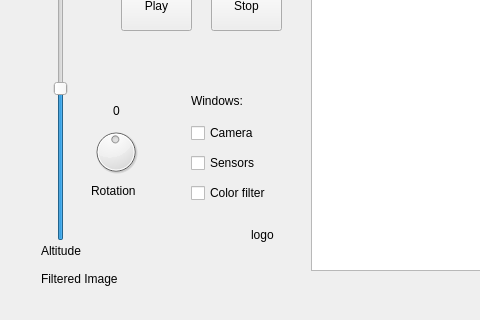
Before: the Qt Designer form rqt_follow_road/resource/FollowRoad.ui in JdeRobot/drones, drawn with Qt 5; both pictures show x 349 to 829 and y 100 to 420 of the 913 by 911 pixel window.
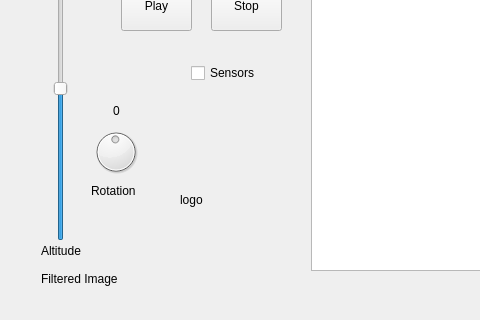
After: the same form once the commit is applied. Icons and pictures are not drawn.

Commit message: removed unnecessary widgets and rescaled logo

What changed in the file:
```diff
--- a/rqt_follow_road/resource/FollowRoad.ui
+++ b/rqt_follow_road/resource/FollowRoad.ui
@@ -25,15 +25,6 @@
   <property name="windowTitle">
    <string>Follow Road</string>
   </property>
-  <widget class="QWidget" name="centralwidget" native="true">
-   <property name="geometry">
-    <rect>
-     <x>0</x>
-     <y>0</y>
-     <width>651</width>
-     <height>361</height>
-    </rect>
-   </property>
    <widget class="QPushButton" name="takeoffButton">
     <property name="geometry">
      <rect>
@@ -100,37 +91,11 @@
       <normaloff>stop.png</normaloff>stop.png</iconset>
     </property>
    </widget>
-   <widget class="QLabel" name="windowsLabel">
-    <property name="geometry">
-     <rect>
-      <x>540</x>
-      <y>190</y>
-      <width>71</width>
-      <height>21</height>
-     </rect>
-    </property>
-    <property name="text">
-     <string>Windows:</string>
-    </property>
-   </widget>
-   <widget class="QCheckBox" name="cameraCheck">
-    <property name="geometry">
-     <rect>
-      <x>540</x>
-      <y>220</y>
-      <width>94</width>
-      <height>26</height>
-     </rect>
-    </property>
-    <property name="text">
-     <string>Camera</string>
-    </property>
-   </widget>
    <widget class="QCheckBox" name="sensorsCheck">
     <property name="geometry">
      <rect>
       <x>540</x>
-      <y>250</y>
+     <y>160</y>
       <width>94</width>
       <height>26</height>
      </rect>
@@ -139,19 +104,6 @@
      <string>Sensors</string>
     </property>
    </widget>
-   <widget class="QCheckBox" name="colorFilterCheck">
-    <property name="geometry">
-     <rect>
-      <x>540</x>
-      <y>280</y>
-      <width>101</width>
-      <height>26</height>
-     </rect>
-    </property>
-    <property name="text">
-     <string>Color filter</string>
-    </property>
-   </widget>
    <widget class="QLabel" name="altdLabel">
     <property name="geometry">
      <rect>
@@ -298,16 +250,15 @@
    <widget class="QLabel" name="img_logo">
     <property name="geometry">
      <rect>
-      <x>600</x>
-      <y>310</y>
-      <width>50</width>
-      <height>50</height>
+     <x>529</x>
+     <y>239</y>
+     <width>121</width>
+     <height>121</height>
      </rect>
     </property>
     <property name="text">
      <string>logo</string>
     </property>
-   </widget>
   </widget>
   <widget class="QLabel" name="label">
    <property name="geometry">
```
Lines whose indentation alone changed are shown as unchanged. The commit also changes 1 other file.
